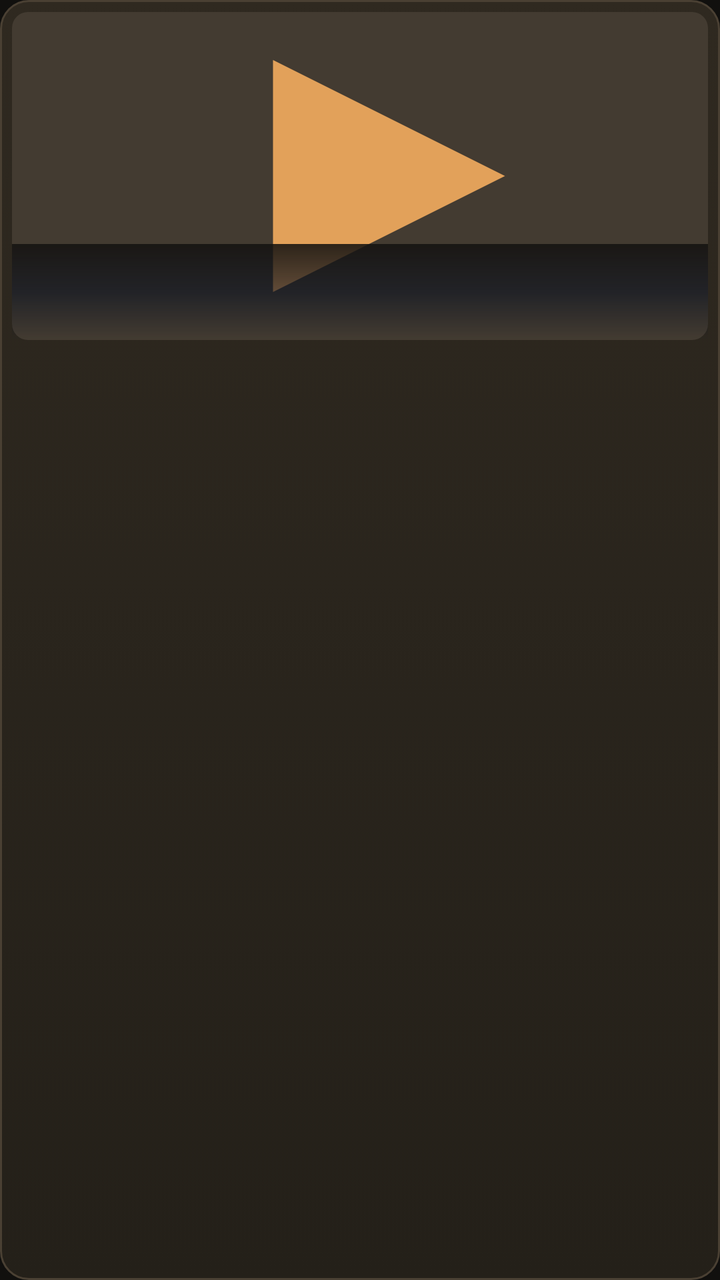
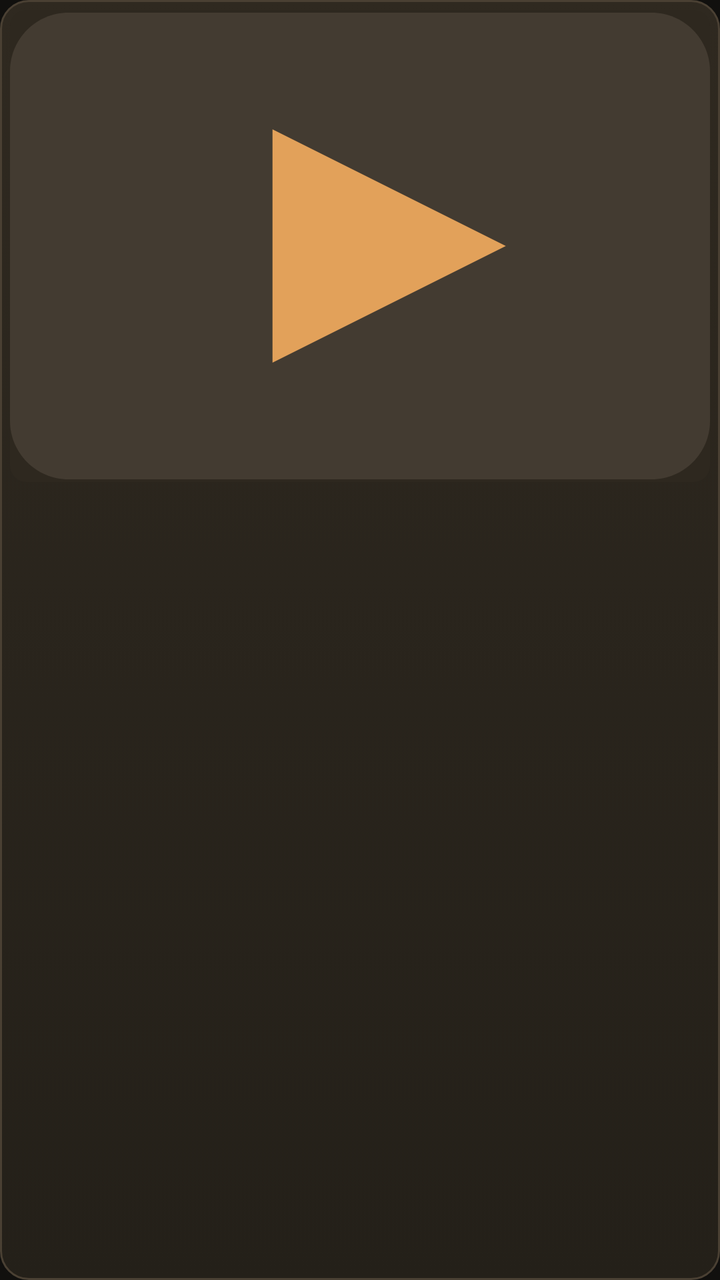

Two renders of the same Android screen: before a commit and after it. Below are the layout's source before the change and the commit's diff.
<!-- AndroidManifest.xml: application theme Theme.OlympusIptv -->
<!-- res/layout/item_poster.xml -->
<?xml version="1.0" encoding="utf-8"?>
<LinearLayout xmlns:android="http://schemas.android.com/apk/res/android"
    android:id="@+id/playTarget"
    android:layout_width="match_parent"
    android:layout_height="wrap_content"
    android:layout_margin="6dp"
    android:background="@drawable/bg_focusable"
    android:clickable="true"
    android:focusable="true"
    android:focusableInTouchMode="true"
    android:orientation="vertical"
    android:padding="6dp">

    <FrameLayout
        android:layout_width="match_parent"
        android:layout_height="164dp">

        <ImageView
            android:id="@+id/logo"
            android:layout_width="match_parent"
            android:layout_height="match_parent"
            android:background="@drawable/bg_poster_image"
            android:clipToOutline="true"
            android:contentDescription="@null"
            android:scaleType="centerCrop"
            android:src="@drawable/ic_channel_placeholder" />

        <TextView
            android:id="@+id/ratingBadge"
            android:layout_width="wrap_content"
            android:layout_height="wrap_content"
            android:layout_gravity="top|end"
            android:layout_margin="6dp"
            android:background="@drawable/bg_panel"
            android:paddingHorizontal="7dp"
            android:paddingVertical="3dp"
            android:textColor="@color/accent"
            android:textSize="12sp"
            android:textStyle="bold"
            android:visibility="gone" />

        <View
            android:layout_width="match_parent"
            android:layout_height="48dp"
            android:layout_gravity="bottom"
            android:background="@drawable/bg_player_scrim" />

        <TextView
            android:id="@+id/posterMeta"
            android:layout_width="match_parent"
            android:layout_height="wrap_content"
            android:layout_gravity="bottom"
            android:ellipsize="end"
            android:maxLines="1"
            android:paddingHorizontal="8dp"
            android:paddingBottom="8dp"
            android:textColor="@color/text_primary"
            android:textSize="11sp"
            android:visibility="gone" />

        <ProgressBar
            android:id="@+id/watchProgress"
            style="?android:attr/progressBarStyleHorizontal"
            android:layout_width="match_parent"
            android:layout_height="3dp"
            android:layout_gravity="bottom"
            android:max="1000"
            android:progress="0"
            android:progressDrawable="@drawable/bg_episode_progress"
            android:visibility="gone" />
    </FrameLayout>

    <TextView
        android:id="@+id/name"
        android:layout_width="match_parent"
        android:layout_height="wrap_content"
        android:layout_marginTop="6dp"
        android:ellipsize="end"
        android:maxLines="2"
        android:textColor="@color/text_primary"
        android:textSize="13sp"
        android:textStyle="bold" />

    <TextView
        android:id="@+id/group"
        android:layout_width="match_parent"
        android:layout_height="wrap_content"
        android:ellipsize="end"
        android:maxLines="1"
        android:textColor="@color/text_secondary"
        android:textSize="11sp" />
</LinearLayout>
<!-- resources referenced by this layout -->
<resources>
  <color name="accent">#E6A65C</color>
  <color name="text_primary">#F8F4EC</color>
  <color name="text_secondary">#CEC0AC</color>
  <!-- drawable bg_episode_progress (drawable) -->
  <?xml version="1.0" encoding="utf-8"?>
  <layer-list xmlns:android="http://schemas.android.com/apk/res/android">
      <item android:id="@android:id/background">
          <shape>
              <solid android:color="#66000000" />
          </shape>
      </item>
      <item android:id="@android:id/progress">
          <clip>
              <shape>
                  <solid android:color="@color/accent" />
              </shape>
          </clip>
      </item>
  </layer-list>
  <!-- drawable bg_panel (drawable) -->
  <?xml version="1.0" encoding="utf-8"?>
  <shape xmlns:android="http://schemas.android.com/apk/res/android">
      <solid android:color="@color/bg_panel" />
      <corners android:radius="10dp" />
      <stroke
          android:width="1dp"
          android:color="@color/stroke" />
  </shape>
  <!-- drawable bg_player_scrim (drawable) -->
  <?xml version="1.0" encoding="utf-8"?>
  <shape xmlns:android="http://schemas.android.com/apk/res/android">
      <gradient
          android:angle="270"
          android:startColor="#E0141210"
          android:centerColor="#990B1220"
          android:endColor="#00000000"
          android:type="linear" />
  </shape>
  <!-- drawable bg_poster_image (drawable) -->
  <?xml version="1.0" encoding="utf-8"?>
  <shape xmlns:android="http://schemas.android.com/apk/res/android">
      <solid android:color="@color/bg_panel" />
      <corners android:radius="8dp" />
  </shape>
  <color name="focus">#F5CA8E</color>
  <color name="stroke">#4A4033</color>
  <color name="bg_panel">#2E281F</color>
  <color name="bg">#11100E</color>
  <!-- unchanged entries left out for length: 3 -->
</resources>

<!-- the commit's change to res/layout/item_poster.xml (unified diff, before → after) -->
@@ -1,62 +1,118 @@
 <?xml version="1.0" encoding="utf-8"?>
 <LinearLayout xmlns:android="http://schemas.android.com/apk/res/android"
+    xmlns:app="http://schemas.android.com/apk/res-auto"
     android:id="@+id/playTarget"
     android:layout_width="match_parent"
     android:layout_height="wrap_content"
-    android:layout_margin="6dp"
+    android:layout_margin="7dp"
     android:background="@drawable/bg_focusable"
     android:clickable="true"
     android:focusable="true"
     android:focusableInTouchMode="true"
+    android:gravity="center_horizontal"
     android:orientation="vertical"
-    android:padding="6dp">
+    android:padding="5dp">
 
     <FrameLayout
         android:layout_width="match_parent"
-        android:layout_height="164dp">
+        android:layout_height="236dp"
+        android:background="@drawable/bg_poster_image"
+        android:clipToOutline="true">
 
         <ImageView
             android:id="@+id/logo"
             android:layout_width="match_parent"
             android:layout_height="match_parent"
-            android:background="@drawable/bg_poster_image"
-            android:clipToOutline="true"
             android:contentDescription="@null"
             android:scaleType="centerCrop"
             android:src="@drawable/ic_channel_placeholder" />
 
+        
         <TextView
             android:id="@+id/ratingBadge"
             android:layout_width="wrap_content"
-            android:layout_height="wrap_content"
+            android:layout_height="24dp"
             android:layout_gravity="top|end"
-            android:layout_margin="6dp"
-            android:background="@drawable/bg_panel"
+            android:layout_margin="8dp"
+            android:background="@drawable/bg_emby_count_badge"
+            android:gravity="center"
+            android:minWidth="24dp"
             android:paddingHorizontal="7dp"
-            android:paddingVertical="3dp"
-            android:textColor="@color/accent"
+            android:textColor="#FFFFFF"
             android:textSize="12sp"
             android:textStyle="bold"
             android:visibility="gone" />
 
-        <View
-            android:layout_width="match_parent"
-            android:layout_height="48dp"
-            android:layout_gravity="bottom"
-            android:background="@drawable/bg_player_scrim" />
-
         <TextView
             android:id="@+id/posterMeta"
+            android:layout_width="wrap_content"
+            android:layout_height="wrap_content"
+            android:visibility="gone" />
+
+        
+        <FrameLayout
+            android:id="@+id/posterHoverOverlay"
             android:layout_width="match_parent"
-            android:layout_height="wrap_content"
-            android:layout_gravity="bottom"
-            android:ellipsize="end"
-            android:maxLines="1"
-            android:paddingHorizontal="8dp"
-            android:paddingBottom="8dp"
-            android:textColor="@color/text_primary"
-            android:textSize="11sp"
-            android:visibility="gone" />
+            android:layout_height="match_parent"
+            android:background="#550E1116"
+            android:visibility="gone">
+
+            <ImageView
+                android:layout_width="48dp"
+                android:layout_height="48dp"
+                android:layout_gravity="center"
+                android:background="@drawable/bg_circle_play"
+                android:contentDescription="@string/play"
+                android:padding="13dp"
+                android:src="@drawable/ic_play_triangle"
+                app:tint="@color/text_primary" />
+
+            <LinearLayout
+                android:layout_width="wrap_content"
+                android:layout_height="wrap_content"
+                android:layout_gravity="bottom|end"
+                android:layout_margin="8dp"
+                android:orientation="horizontal">
+
+                <ImageButton
+                    android:id="@+id/btnPosterWatched"
+                    android:layout_width="32dp"
+                    android:layout_height="32dp"
+                    android:background="@drawable/bg_circle_action"
+                    android:contentDescription="Mark watched"
+                    android:focusable="false"
+                    android:padding="7dp"
+                    android:scaleType="fitCenter"
+                    android:src="@drawable/ic_check"
+                    app:tint="@color/text_primary" />
+
+                <ImageButton
+                    android:id="@+id/btnPosterFavorite"
+                    android:layout_width="32dp"
+                    android:layout_height="32dp"
+                    android:layout_marginStart="6dp"
+                    android:background="@drawable/bg_circle_action"
+                    android:contentDescription="@string/favorites"
+                    android:focusable="false"
+                    android:padding="7dp"
+                    android:scaleType="fitCenter"
+                    android:src="@drawable/ic_heart_outline"
+                    app:tint="@color/text_primary" />
+
+                <ImageButton
+                    android:id="@+id/btnPosterMore"
+                    android:layout_width="32dp"
+                    android:layout_height="32dp"
+                    android:layout_marginStart="6dp"
+                    android:background="@drawable/bg_circle_action"
+                    android:contentDescription="More options"
+                    android:focusable="false"
+                    android:padding="7dp"
+                    android:scaleType="fitCenter"
+                    android:src="@drawable/ic_more_dots"
+                    app:tint="@color/text_primary" />
+            </LinearLayout>
+        </FrameLayout>
 
         <ProgressBar
             android:id="@+id/watchProgress"
@@ -74,19 +130,22 @@
         android:id="@+id/name"
         android:layout_width="match_parent"
         android:layout_height="wrap_content"
-        android:layout_marginTop="6dp"
+        android:layout_marginTop="8dp"
         android:ellipsize="end"
-        android:maxLines="2"
+        android:gravity="center"
+        android:maxLines="1"
         android:textColor="@color/text_primary"
-        android:textSize="13sp"
+        android:textSize="14sp"
         android:textStyle="bold" />
 
     <TextView
         android:id="@+id/group"
         android:layout_width="match_parent"
         android:layout_height="wrap_content"
+        android:layout_marginTop="2dp"
         android:ellipsize="end"
+        android:gravity="center"
         android:maxLines="1"
         android:textColor="@color/text_secondary"
-        android:textSize="11sp" />
+        android:textSize="12sp" />
 </LinearLayout>
<!-- resource entries referenced after the edit -->
@@ -3,6 +3,32 @@
   <color name="accent">#E6A65C</color>
   <color name="text_primary">#F8F4EC</color>
   <color name="text_secondary">#CEC0AC</color>
+  <!-- drawable bg_circle_action (drawable) -->
+  <?xml version="1.0" encoding="utf-8"?>
+  <selector xmlns:android="http://schemas.android.com/apk/res/android">
+      <item android:state_focused="true">
+          <shape android:shape="oval">
+              <solid android:color="#E2A15A" />
+          </shape>
+      </item>
+      <item>
+          <shape android:shape="oval">
+              <solid android:color="#3A3D45" />
+          </shape>
+      </item>
+  </selector>
+  <!-- drawable bg_circle_play (drawable) -->
+  <?xml version="1.0" encoding="utf-8"?>
+  <shape xmlns:android="http://schemas.android.com/apk/res/android" android:shape="oval">
+      <solid android:color="#AA1A1D24" />
+      <stroke android:width="1.5dp" android:color="#88FFFFFF" />
+  </shape>
+  <!-- drawable bg_emby_count_badge (drawable) -->
+  <?xml version="1.0" encoding="utf-8"?>
+  <shape xmlns:android="http://schemas.android.com/apk/res/android" android:shape="rectangle">
+      <solid android:color="#49A84C" />
+      <corners android:radius="999dp" />
+  </shape>
   <!-- drawable bg_episode_progress (drawable) -->
   <?xml version="1.0" encoding="utf-8"?>
   <layer-list xmlns:android="http://schemas.android.com/apk/res/android">
@@ -19,31 +45,34 @@
           </clip>
       </item>
   </layer-list>
-  <!-- drawable bg_panel (drawable) -->
-  <?xml version="1.0" encoding="utf-8"?>
-  <shape xmlns:android="http://schemas.android.com/apk/res/android">
-      <solid android:color="@color/bg_panel" />
-      <corners android:radius="10dp" />
-      <stroke
-          android:width="1dp"
-          android:color="@color/stroke" />
-  </shape>
-  <!-- drawable bg_player_scrim (drawable) -->
-  <?xml version="1.0" encoding="utf-8"?>
-  <shape xmlns:android="http://schemas.android.com/apk/res/android">
-      <gradient
-          android:angle="270"
-          android:startColor="#E0141210"
-          android:centerColor="#990B1220"
-          android:endColor="#00000000"
-          android:type="linear" />
-  </shape>
   <!-- drawable bg_poster_image (drawable) -->
   <?xml version="1.0" encoding="utf-8"?>
   <shape xmlns:android="http://schemas.android.com/apk/res/android">
       <solid android:color="@color/bg_panel" />
       <corners android:radius="8dp" />
   </shape>
+  <!-- drawable ic_check (drawable) -->
+  <vector xmlns:android="http://schemas.android.com/apk/res/android"
+      android:width="20dp" android:height="20dp" android:viewportWidth="24" android:viewportHeight="24">
+      <path android:fillColor="#FFFFFF" android:pathData="M9,16.17L4.83,12l-1.42,1.41L9,19 21,7l-1.41,-1.41z"/>
+  </vector>
+  <!-- drawable ic_heart_outline (drawable) -->
+  <vector xmlns:android="http://schemas.android.com/apk/res/android"
+      android:width="20dp" android:height="20dp" android:viewportWidth="24" android:viewportHeight="24">
+      <path android:fillColor="#FFFFFF" android:pathData="M16.5,3c-1.74,0 -3.41,0.81 -4.5,2.09C10.91,3.81 9.24,3 7.5,3 4.42,3 2,5.42 2,8.5c0,3.78 3.4,6.86 8.55,11.54L12,21.35l1.45,-1.32C18.6,15.36 22,12.28 22,8.5 22,5.42 19.58,3 16.5,3zM12.1,18.55l-0.1,0.1 -0.1,-0.1C7.14,14.24 4,11.39 4,8.5 4,6.5 5.5,5 7.5,5c1.54,0 3.04,0.99 3.57,2.36h1.87C13.46,5.99 14.96,5 16.5,5c2,0 3.5,1.5 3.5,3.5 0,2.89 -3.14,5.74 -7.9,10.05z"/>
+  </vector>
+  <!-- drawable ic_more_dots (drawable) -->
+  <vector xmlns:android="http://schemas.android.com/apk/res/android"
+      android:width="20dp" android:height="20dp" android:viewportWidth="24" android:viewportHeight="24">
+      <path android:fillColor="#FFFFFF" android:pathData="M6,10c-1.1,0 -2,0.9 -2,2s0.9,2 2,2 2,-0.9 2,-2 -0.9,-2 -2,-2zM18,10c-1.1,0 -2,0.9 -2,2s0.9,2 2,2 2,-0.9 2,-2 -0.9,-2 -2,-2zM12,10c-1.1,0 -2,0.9 -2,2s0.9,2 2,2 2,-0.9 2,-2 -0.9,-2 -2,-2z"/>
+  </vector>
+  <!-- drawable ic_play_triangle (drawable) -->
+  <vector xmlns:android="http://schemas.android.com/apk/res/android"
+      android:width="20dp" android:height="20dp" android:viewportWidth="24" android:viewportHeight="24">
+      <path android:fillColor="#FFFFFF" android:pathData="M8,5v14l11,-7z"/>
+  </vector>
+  <string name="favorites">Favorites</string>
+  <string name="play">Play</string>
   <color name="focus">#F5CA8E</color>
   <color name="stroke">#4A4033</color>
   <color name="bg_panel">#2E281F</color>
